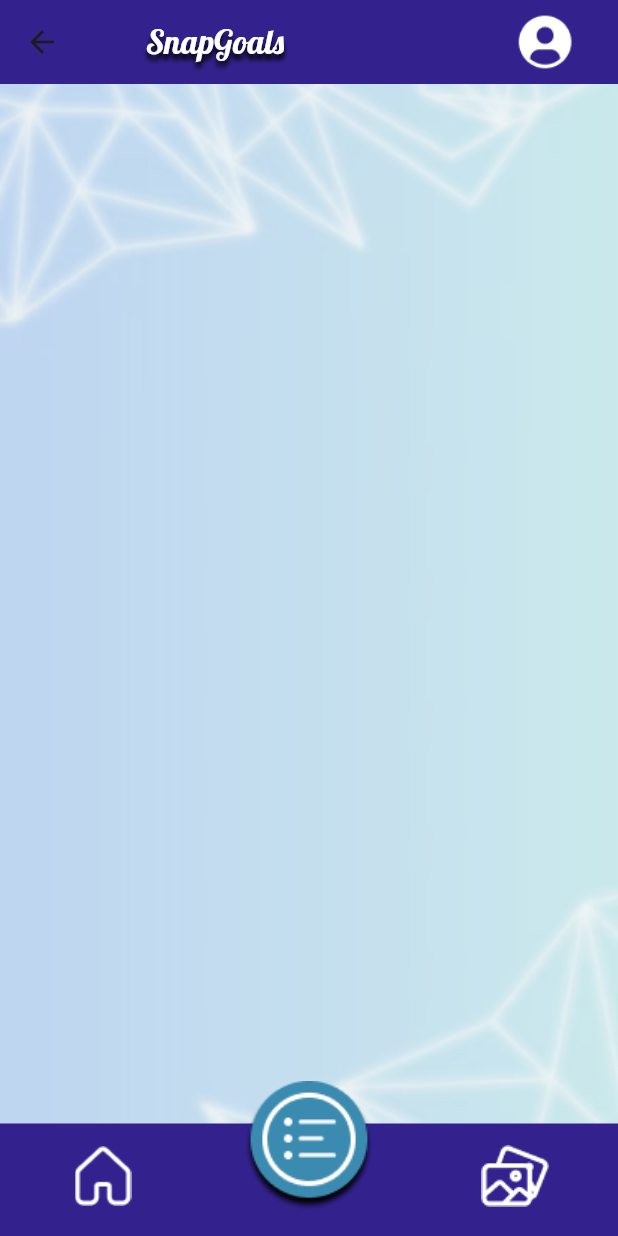
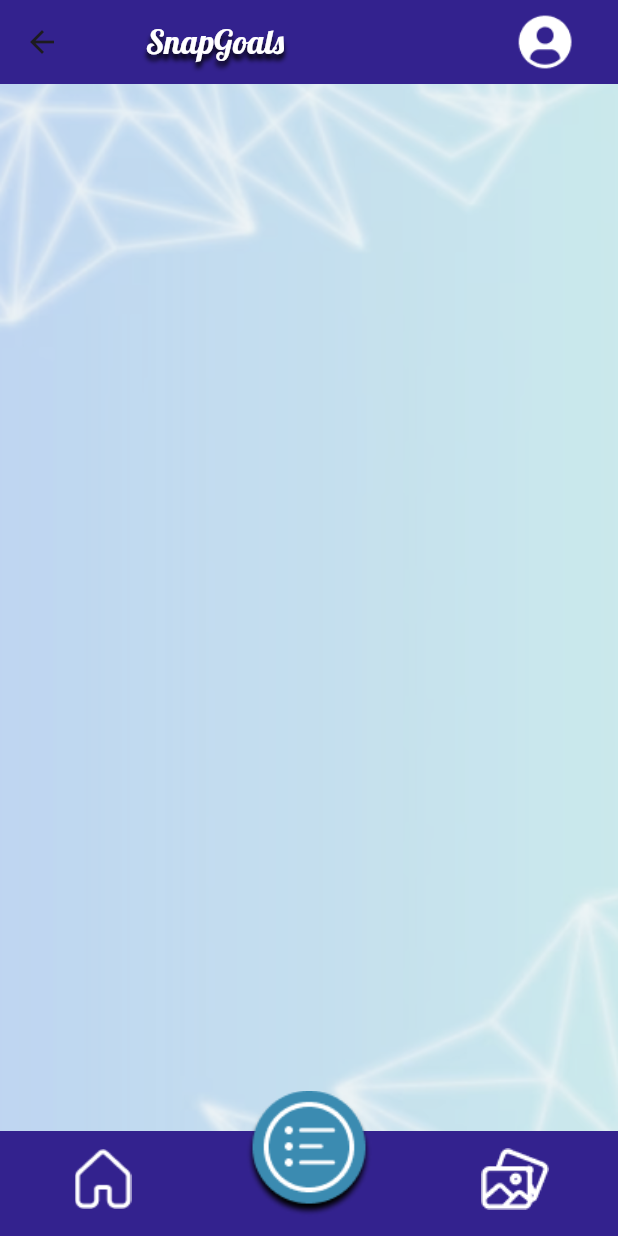
Before and after one commit to anagnole/UI_UX_36, a Flutter app: the MyNavigator screen opened by its route, item 3 of the bottom bar chosen, on a phone screen of 412 x 824 dp. Run offline on Flutter 3.47's test engine with Material 3 defaults, Android fonts, the phone set to English and light mode, and no system bars; our stand-ins replace camera, charts_flutter, shared_preferences, sqflite; missing offline and left inert: google_ml_kit; accounts and stored records are empty.

Commit message:
olo to simpan

```diff
--- a/lib/src/navigation/navigator.dart
+++ b/lib/src/navigation/navigator.dart
@@ -116,41 +116,47 @@ class _MyNavigatorState extends State<MyNavigator> {
     return Scaffold(
       backgroundColor: Colors.transparent,
       appBar: const SnapGoalsAppBar(),
-      bottomNavigationBar: Transform.translate(
-        offset: const Offset(0, 15),
-        child: NavigationBar(
-          height: 90,
-          indicatorColor: Colors.transparent,
-          backgroundColor: primaryColor,
-          onDestinationSelected: (index) =>
-              onDestinationSelected(index, currentPageIndex),
-          selectedIndex: currentPageIndex,
-          destinations: <Widget>[
-            NavigationDestination(
-              icon: Image.asset(icons[pickedIcons[0]]),
-              label: '',
-            ),
-            NavigationDestination(
-              icon: Transform.translate(
-                  offset: const Offset(0, -20),
-                  child: SizedBox.square(
-                    dimension: 90,
-                    child: Image.asset(
-                      selectedIcons[pickedIcons[1]],
-                      fit: BoxFit.none,
-                      scale: 0.9,
-                    ),
-                  )),
-              label: '',
-            ),
-            NavigationDestination(
-              icon: Image.asset(icons[pickedIcons[2]]),
-              label: '',
-            ),
-          ],
-        ),
-      ),
-      body: GestureDetector(
+      // bottomNavigationBar: Stack(
+      //   alignment: Alignment.bottomCenter,
+      //   children: [
+      //     NavigationBar(
+      //       height: 75,
+      //       indicatorColor: Colors.transparent,
+      //       backgroundColor: primaryColor,
+      //       onDestinationSelected: (index) =>
+      //           onDestinationSelected(index, currentPageIndex),
+      //       selectedIndex: currentPageIndex,
+      //       destinations: <Widget>[
+      //         NavigationDestination(
+      //           icon: Transform.translate(
+      //               offset: const Offset(0, 7),
+      //               child: Image.asset(icons[pickedIcons[0]])),
+      //           label: '',
+      //         ),
+      //         NavigationDestination(
+      //           icon: Opacity(opacity: 0.0), // Invisible placeholder
+      //           label: '',
+      //         ),
+      //         NavigationDestination(
+      //           icon: Transform.translate(
+      //               offset: const Offset(0, 7),
+      //               child: Image.asset(icons[pickedIcons[2]])),
+      //           label: '',
+      //         ),
+      //       ],
+      //     ),
+      //     Container(
+      //       color: Colors.transparent,
+      //       child: Padding(
+      //         padding: EdgeInsets.only(
+      //             bottom: 17), // Adjust as needed for positioning
+      //         child: Image.asset(selectedIcons[pickedIcons[1]], scale: 0.9),
+      //       ),
+      //     ),
+      //   ],
+      // ),
+      body: Stack(alignment: Alignment.bottomCenter, children: [
+        GestureDetector(
           onHorizontalDragEnd: (DragEndDetails details) {
             if (details.primaryVelocity! > 0) {
               // Swiping right
@@ -180,10 +186,43 @@ class _MyNavigatorState extends State<MyNavigator> {
               }
             }
           },
-        child: Container(
           child: page,
         ),
+        NavigationBar(
+          height: 70,
+          indicatorColor: Colors.transparent,
+          backgroundColor: primaryColor,
+          onDestinationSelected: (index) =>
+              onDestinationSelected(index, currentPageIndex),
+          selectedIndex: currentPageIndex,
+          destinations: <Widget>[
+            NavigationDestination(
+              icon: Transform.translate(
+                  offset: const Offset(0, 7),
+                  child: Image.asset(icons[pickedIcons[0]])),
+              label: '',
             ),
+            NavigationDestination(
+              icon: Opacity(opacity: 0.0), // Invisible placeholder
+              label: '',
+            ),
+            NavigationDestination(
+              icon: Transform.translate(
+                  offset: const Offset(0, 7),
+                  child: Image.asset(icons[pickedIcons[2]])),
+              label: '',
+            ),
+          ],
+        ),
+        Container(
+          color: Colors.transparent,
+          child: Padding(
+            padding:
+                EdgeInsets.only(bottom: 13), // Adjust as needed for positioning
+            child: Image.asset(selectedIcons[pickedIcons[1]], scale: 0.93),
+          ),
+        ),
+      ]),
     );
   }
 }
--- a/lib/src/navigation/routes/gallery/gallery.dart
+++ b/lib/src/navigation/routes/gallery/gallery.dart
@@ -14,7 +14,7 @@ class GalleryPage extends StatelessWidget {
     final screenWidth = MediaQuery.of(context).size.width;
     final screenHeight = MediaQuery.of(context).size.height;
 
-    List<GoalImageWidget> widgetList = [];
+    List<dynamic> widgetList = [];
 
     return Scaffold(
       backgroundColor: Colors.transparent,
@@ -28,22 +28,23 @@ class GalleryPage extends StatelessWidget {
             } else {
               //appState.snapgoalsDB.deleteAll(); //
               final tasks = snapshot.data!;
-              print('taks' + tasks.length.toString());
               for (Task a in tasks) {
                 widgetList.add(GoalImageWidget(task: a));
               }
+              widgetList.add(SizedBox(
+                height: screenHeight * 0.1,
+              ));
+              return ListView.builder(
+                itemCount: (widgetList.length / 2).ceil(),
+                itemBuilder: (context, index) {
+                  if ((widgetList.length - 1) % 2 != 0 &&
+                      index == ((widgetList.length - 1) / 2).ceil() - 1) {
                     return Column(
                       children: [
-                  SizedBox(height: 20.0),
-                  Container(
-                    height: screenHeight * 0.73,
-                    width: screenWidth,
-                    child: ListView.builder(
-                      itemCount: (widgetList.length / 2).ceil(),
-                      itemBuilder: (context, index) {
-                        if (widgetList.length % 2 != 0 &&
-                            index == (widgetList.length / 2).ceil() - 1) {
-                          return Row(
+                        const SizedBox(
+                          height: 20,
+                        ),
+                        Row(
                           children: [
                             SizedBox(width: screenWidth * 0.03),
                             Card(
@@ -51,10 +52,16 @@ class GalleryPage extends StatelessWidget {
                               child: widgetList[2 * index],
                             ),
                           ],
+                        ),
+                        SizedBox(
+                          height: screenHeight * 0.15,
+                        )
+                      ],
                     );
                   } else {
                     return Column(
                       children: [
+                        const SizedBox(height: 20.0),
                         Row(
                           mainAxisAlignment: MainAxisAlignment.center,
                           children: [
@@ -63,27 +70,21 @@ class GalleryPage extends StatelessWidget {
                               child: widgetList[2 * index],
                             ),
                             SizedBox(width: screenWidth * 0.1),
-                                  // GestureDetector(
-                                  //   onTap: () {
-                                  //     Navigator.of(context).push(modalAnimation(
-                                  //         const Modal(pageName: 'taskPage')));
-                                  //   },
-                                  //   child:
                             Card(
                                 elevation: 20,
-                                      child: widgetList[2 * index + 1]),
+                                child: widgetList[
+                                    (2 * index + 1) > widgetList.length - 1
+                                        ? widgetList.length - 1
+                                        : 2 * index + 1]),
 
                             //),
                           ],
                         ),
-                              SizedBox(height: screenHeight * 0.015),
+                        //SizedBox(height: screenHeight * 0.1),
                       ],
                     );
                   }
                 },
-                    ),
-                  ),
-                ],
               );
             }
           }),
```
Also changed, not shown: lib/src/navigation/routes/camera/camera.dart (+1 -8 lines), lib/src/navigation/routes/gallery/widgets/picture.dart (+31 -2 lines), lib/src/navigation/routes/goals/goals.dart (+49 -21 lines), lib/src/navigation/routes/goals/widgets/task_widget.dart (+29 -5 lines), lib/src/onboarding/onboarding.dart (+5 -2 lines). Lines whose indentation alone changed are shown as unchanged.
